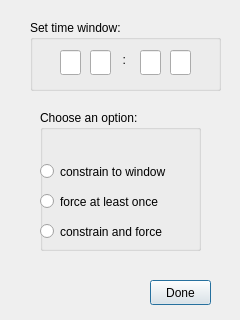
Qt form window.ui (ariannabettin/FYPArianna) before a commit.
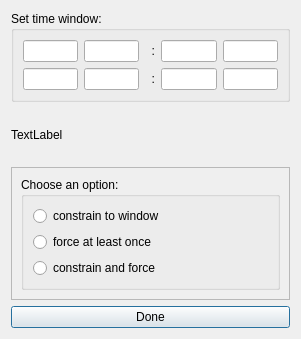
The same form after that commit.

What changed in the file:
```diff
--- a/window.ui
+++ b/window.ui
@@ -6,157 +6,134 @@
    <rect>
     <x>0</x>
     <y>0</y>
-    <width>240</width>
-    <height>320</height>
+    <width>301</width>
+    <height>339</height>
    </rect>
   </property>
   <property name="windowTitle">
    <string>Dialog</string>
   </property>
+  <layout class="QVBoxLayout" name="verticalLayout_3">
+   <item>
   <widget class="QGroupBox" name="groupBox">
-   <property name="geometry">
-    <rect>
-     <x>30</x>
-     <y>20</y>
-     <width>191</width>
-     <height>71</height>
-    </rect>
-   </property>
    <property name="title">
     <string>Set time window:</string>
    </property>
-   <widget class="QLineEdit" name="lW2">
-    <property name="geometry">
-     <rect>
-      <x>60</x>
-      <y>30</y>
-      <width>21</width>
-      <height>25</height>
-     </rect>
-    </property>
-   </widget>
-   <widget class="QLineEdit" name="lW4">
-    <property name="geometry">
-     <rect>
-      <x>140</x>
-      <y>30</y>
-      <width>21</width>
-      <height>25</height>
-     </rect>
-    </property>
-   </widget>
-   <widget class="QLineEdit" name="lW3">
-    <property name="geometry">
-     <rect>
-      <x>110</x>
-      <y>30</y>
-      <width>21</width>
-      <height>25</height>
-     </rect>
-    </property>
-   </widget>
-   <widget class="QLineEdit" name="lW1">
-    <property name="geometry">
-     <rect>
-      <x>30</x>
-      <y>30</y>
-      <width>21</width>
-      <height>25</height>
-     </rect>
-    </property>
-   </widget>
+     <layout class="QHBoxLayout" name="horizontalLayout_5">
+      <item>
+       <layout class="QVBoxLayout" name="verticalLayout_2">
+        <item>
+         <layout class="QHBoxLayout" name="horizontalLayout_3">
+          <item>
+           <widget class="QLineEdit" name="lW1"/>
+          </item>
+          <item>
+           <widget class="QLineEdit" name="lW2"/>
+          </item>
+          <item>
    <widget class="QLabel" name="label">
-    <property name="geometry">
-     <rect>
-      <x>86</x>
-      <y>30</y>
-      <width>20</width>
-      <height>20</height>
-     </rect>
-    </property>
+            <property name="text">
+             <string>  :</string>
+            </property>
+           </widget>
+          </item>
+          <item>
+           <widget class="QLineEdit" name="lW3"/>
+          </item>
+          <item>
+           <widget class="QLineEdit" name="lW4"/>
+          </item>
+         </layout>
+        </item>
+        <item>
+         <layout class="QHBoxLayout" name="horizontalLayout_4">
+          <item>
+           <widget class="QLineEdit" name="lW1_2"/>
+          </item>
+          <item>
+           <widget class="QLineEdit" name="lW2_2"/>
+          </item>
+          <item>
+           <widget class="QLabel" name="label_2">
     <property name="text">
      <string>  :</string>
     </property>
    </widget>
-  </widget>
+          </item>
+          <item>
+           <widget class="QLineEdit" name="lW3_2"/>
+          </item>
+          <item>
+           <widget class="QLineEdit" name="lW4_2"/>
+          </item>
+         </layout>
+        </item>
+       </layout>
+      </item>
+     </layout>
+    </widget>
+   </item>
+   <item>
+    <widget class="QLabel" name="statementLabel">
+     <property name="text">
+      <string>TextLabel</string>
+     </property>
+    </widget>
+   </item>
+   <item>
+    <widget class="QFrame" name="frame">
+     <property name="frameShape">
+      <enum>QFrame::StyledPanel</enum>
+     </property>
+     <property name="frameShadow">
+      <enum>QFrame::Raised</enum>
+     </property>
+     <layout class="QHBoxLayout" name="horizontalLayout_2">
+      <item>
   <widget class="QGroupBox" name="groupBox_2">
-   <property name="geometry">
-    <rect>
-     <x>40</x>
-     <y>110</y>
-     <width>161</width>
-     <height>141</height>
-    </rect>
-   </property>
    <property name="title">
     <string>Choose an option: </string>
    </property>
+        <layout class="QHBoxLayout" name="horizontalLayout">
+         <item>
+          <layout class="QVBoxLayout" name="verticalLayout">
+           <item>
    <widget class="QRadioButton" name="optionA">
-    <property name="geometry">
-     <rect>
-      <x>0</x>
-      <y>50</y>
-      <width>161</width>
-      <height>23</height>
-     </rect>
-    </property>
     <property name="text">
      <string>constrain to window</string>
     </property>
    </widget>
+           </item>
+           <item>
    <widget class="QRadioButton" name="optionB">
-    <property name="geometry">
-     <rect>
-      <x>0</x>
-      <y>80</y>
-      <width>161</width>
-      <height>23</height>
-     </rect>
-    </property>
     <property name="text">
      <string>force at least once</string>
     </property>
    </widget>
+           </item>
+           <item>
    <widget class="QRadioButton" name="optionC">
-    <property name="geometry">
-     <rect>
-      <x>0</x>
-      <y>110</y>
-      <width>151</width>
-      <height>23</height>
-     </rect>
-    </property>
     <property name="text">
      <string>constrain and force</string>
     </property>
    </widget>
-  </widget>
+           </item>
+          </layout>
+         </item>
+        </layout>
+       </widget>
+      </item>
+     </layout>
+    </widget>
+   </item>
+   <item>
   <widget class="QPushButton" name="doneButton">
-   <property name="geometry">
-    <rect>
-     <x>150</x>
-     <y>280</y>
-     <width>61</width>
-     <height>25</height>
-    </rect>
-   </property>
    <property name="text">
     <string>Done</string>
    </property>
   </widget>
-  <widget class="QPushButton" name="doneButton_2">
-   <property name="geometry">
-    <rect>
-     <x>210</x>
-     <y>370</y>
-     <width>61</width>
-     <height>25</height>
-    </rect>
-   </property>
-   <property name="text">
-    <string>Done</string>
-   </property>
-  </widget>
+   </item>
+  </layout>
  </widget>
  <resources/>
  <connections/>
```
Lines whose indentation alone changed are shown as unchanged.
